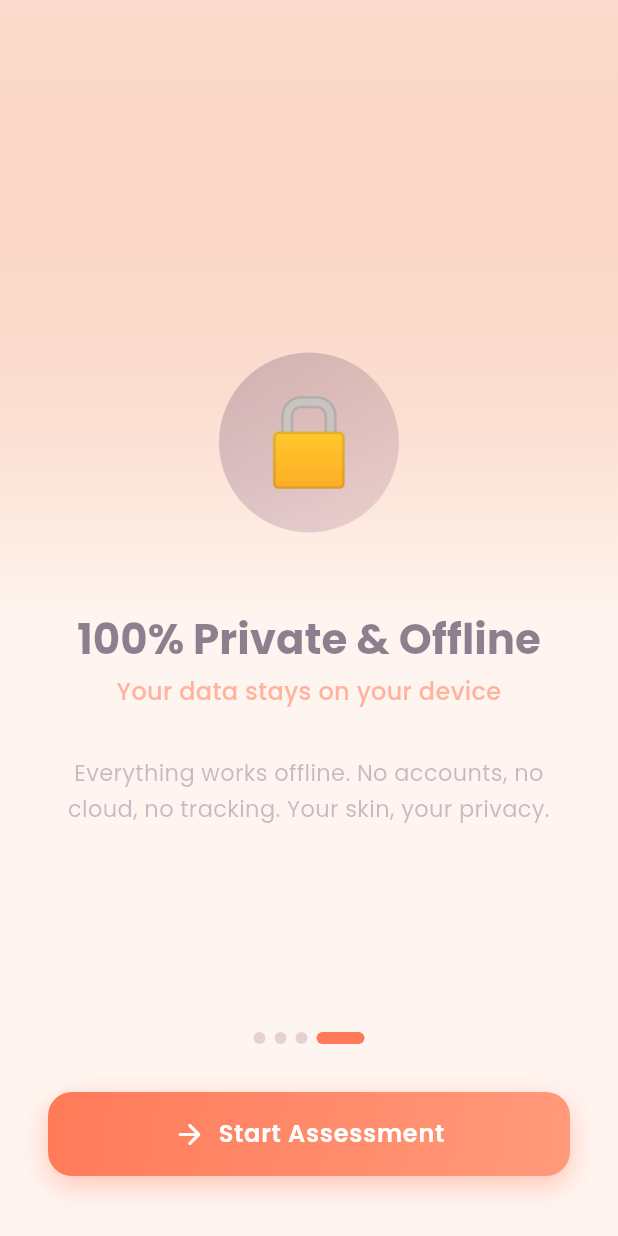
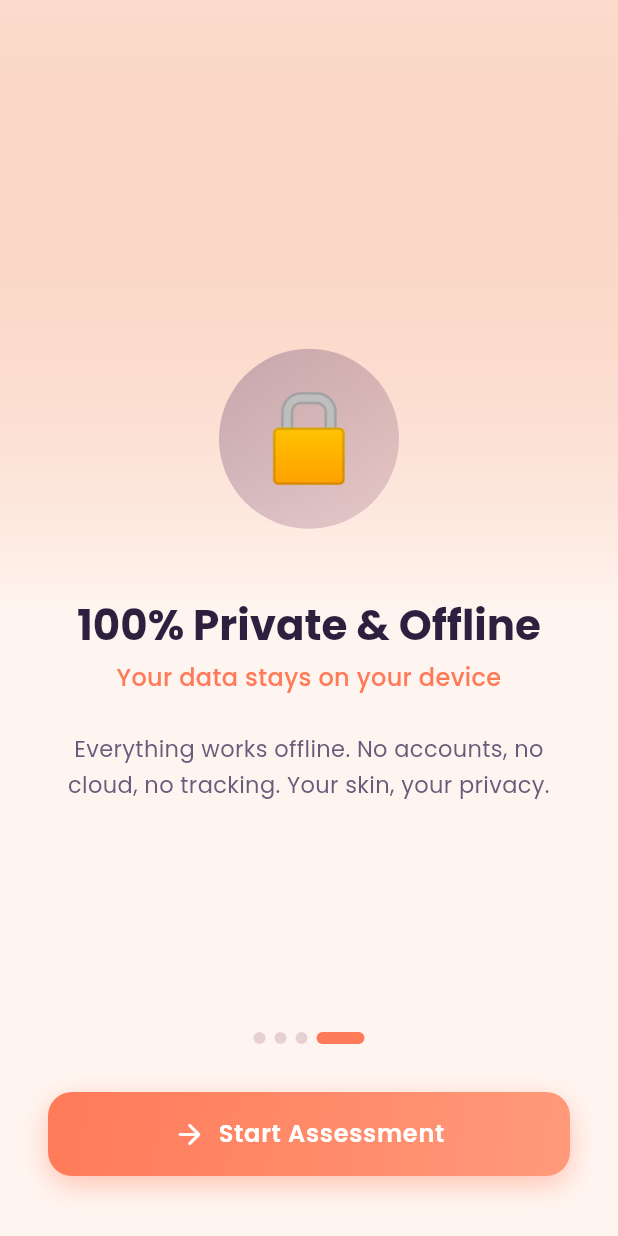
Before and after one commit to Fathir2001/DryCare, a Flutter app: the screen it shows after launch, after a tap on "Skip", on a phone screen of 412 x 824 dp. Run offline on Flutter 3.47's test engine with Material 3 defaults, Android fonts, the phone set to English and light mode, and no system bars; drawn by our look-alikes of smooth_page_indicator; our stand-ins replace flutter_riverpod, google_fonts, hive_flutter, percent_indicator; accounts and stored records are empty.

Commit message:
refactor: Simplify GlassCard widget structure and improve styling

```diff
--- a/lib/features/onboarding/screens/onboarding_screen.dart
+++ b/lib/features/onboarding/screens/onboarding_screen.dart
@@ -15,10 +15,12 @@ class OnboardingScreen extends ConsumerStatefulWidget {
   ConsumerState<OnboardingScreen> createState() => _OnboardingScreenState();
 }
 
-class _OnboardingScreenState extends ConsumerState<OnboardingScreen>
-    with TickerProviderStateMixin {
+class _OnboardingScreenState extends ConsumerState<OnboardingScreen> {
   final PageController _pageController = PageController();
   int _currentPage = 0;
+
+  /// Incremented on every page change to reset TweenAnimationBuilders.
+  int _animationKey = 0;
 
   final List<OnboardingPageData> _pages = const [
     OnboardingPageData(
@@ -51,54 +53,17 @@ class _OnboardingScreenState extends ConsumerState<OnboardingScreen>
     ),
   ];
 
-  late List<AnimationController> _animationControllers;
-  late List<Animation<double>> _fadeAnimations;
-  late List<Animation<Offset>> _slideAnimations;
-
-  @override
-  void initState() {
-    super.initState();
-    _animationControllers = List.generate(
-      3,
-      (index) => AnimationController(
-        vsync: this,
-        duration: const Duration(milliseconds: 800),
-      ),
-    );
-    _fadeAnimations = _animationControllers.map((c) {
-      return CurvedAnimation(parent: c, curve: Curves.easeOut);
-    }).toList();
-    _slideAnimations = _animationControllers.map((c) {
-      return Tween<Offset>(
-        begin: const Offset(0, 40),
-        end: Offset.zero,
-      ).animate(CurvedAnimation(parent: c, curve: Curves.easeOutCubic));
-    }).toList();
-
-    _startPageAnimations();
-  }
-
-  void _startPageAnimations() {
-    for (int i = 0; i < _animationControllers.length; i++) {
-      _animationControllers[i].reset();
-      Future.delayed(Duration(milliseconds: 200 + (i * 150)), () {
-        if (mounted) _animationControllers[i].forward();
-      });
-    }
-  }
-
   @override
   void dispose() {
     _pageController.dispose();
-    for (final c in _animationControllers) {
-      c.dispose();
-    }
     super.dispose();
   }
 
   void _onPageChanged(int page) {
-    setState(() => _currentPage = page);
-    _startPageAnimations();
+    setState(() {
+      _currentPage = page;
+      _animationKey++;
+    });
   }
 
   Future<void> _completeOnboarding() async {
@@ -111,14 +76,13 @@ class _OnboardingScreenState extends ConsumerState<OnboardingScreen>
         PageRouteBuilder(
           pageBuilder: (_, __, ___) => const QuestionnaireScreen(),
           transitionsBuilder: (_, animation, __, child) {
-            return ScaleTransition(
-              scale: Tween<double>(begin: 0.85, end: 1.0).animate(
-                CurvedAnimation(parent: animation, curve: Curves.easeOutBack),
-              ),
-              child: FadeTransition(opacity: animation, child: child),
+            return FadeTransition(
+              opacity:
+                  CurvedAnimation(parent: animation, curve: Curves.easeOut),
+              child: child,
             );
           },
-          transitionDuration: const Duration(milliseconds: 600),
+          transitionDuration: const Duration(milliseconds: 500),
         ),
       );
     }
@@ -141,8 +105,8 @@ class _OnboardingScreenState extends ConsumerState<OnboardingScreen>
                           onPressed: () {
                             _pageController.animateToPage(
                               _pages.length - 1,
-                              duration: const Duration(milliseconds: 500),
-                              curve: Curves.easeInOut,
+                              duration: const Duration(milliseconds: 400),
+                              curve: Curves.easeInOutCubic,
                             );
                           },
                           child: Text(
@@ -165,138 +129,13 @@ class _OnboardingScreenState extends ConsumerState<OnboardingScreen>
                 child: PageView.builder(
                   controller: _pageController,
                   onPageChanged: _onPageChanged,
+                  physics: const BouncingScrollPhysics(),
                   itemCount: _pages.length,
                   itemBuilder: (context, index) {
-                    final page = _pages[index];
-                    return Padding(
-                      padding: const EdgeInsets.symmetric(horizontal: 32),
-                      child: Column(
-                        mainAxisAlignment: MainAxisAlignment.center,
-                        children: [
-                          // Animated emoji
-                          AnimatedBuilder(
-                            animation: _animationControllers[0],
-                            builder: (ctx, child) {
-                              return Transform.translate(
-                                offset: _slideAnimations[0].value,
-                                child: Opacity(
-                                  opacity: _fadeAnimations[0].value,
-                                  child: child,
-                                ),
-                              );
-                            },
-                            child: index == 0
-                                ? Container(
-                                    width: 140,
-                                    height: 140,
-                                    decoration: BoxDecoration(
-                                      shape: BoxShape.circle,
-                                      gradient: LinearGradient(
-                                        begin: Alignment.topLeft,
-                                        end: Alignment.bottomRight,
-                                        colors: [
-                                          AppColors.deepPurple
-                                              .withValues(alpha: 0.3),
-                                          AppColors.dustyRose
-                                              .withValues(alpha: 0.3),
-                                        ],
-                                      ),
-                                    ),
-                                    child: Padding(
-                                      padding: const EdgeInsets.all(16),
-                                      child: Image.asset(
-                                        'assets/images/logo.png',
-                                        fit: BoxFit.contain,
-                                      ),
-                                    ),
-                                  )
-                                : Container(
-                                    width: 120,
-                                    height: 120,
-                                    decoration: BoxDecoration(
-                                      shape: BoxShape.circle,
-                                      gradient: LinearGradient(
-                                        begin: Alignment.topLeft,
-                                        end: Alignment.bottomRight,
-                                        colors: [
-                                          AppColors.deepPurple
-                                              .withValues(alpha: 0.3),
-                                          AppColors.dustyRose
-                                              .withValues(alpha: 0.3),
-                                        ],
-                                      ),
-                                    ),
-                                    child: Center(
-                                      child: Text(
-                                        page.emoji,
-                                        style: const TextStyle(fontSize: 56),
-                                      ),
-                                    ),
-                                  ),
-                          ),
-                          const SizedBox(height: 48),
-
-                          // Title
-                          AnimatedBuilder(
-                            animation: _animationControllers[1],
-                            builder: (ctx, child) {
-                              return Transform.translate(
-                                offset: _slideAnimations[1].value,
-                                child: Opacity(
-                                  opacity: _fadeAnimations[1].value,
-                                  child: child,
-                                ),
-                              );
-                            },
-                            child: Column(
-                              children: [
-                                Text(
-                                  page.title,
-                                  style:
-                                      Theme.of(context).textTheme.displayMedium,
-                                  textAlign: TextAlign.center,
-                                ),
-                                const SizedBox(height: 8),
-                                Text(
-                                  page.subtitle,
-                                  style: TextStyle(
-                                    fontSize: 16,
-                                    color: AppColors.coral,
-                                    fontWeight: FontWeight.w500,
-                                  ),
-                                  textAlign: TextAlign.center,
-                                ),
-                              ],
-                            ),
-                          ),
-                          const SizedBox(height: 24),
-
-                          // Description
-                          AnimatedBuilder(
-                            animation: _animationControllers[2],
-                            builder: (ctx, child) {
-                              return Transform.translate(
-                                offset: _slideAnimations[2].value,
-                                child: Opacity(
-                                  opacity: _fadeAnimations[2].value,
-                                  child: child,
-                                ),
-                              );
-                            },
-                            child: Text(
-                              page.description,
-                              style: Theme.of(context)
-                                  .textTheme
-                                  .bodyMedium
-                                  ?.copyWith(
-                                    height: 1.6,
-                                    fontSize: 15,
-                                  ),
-                              textAlign: TextAlign.center,
-                            ),
-                          ),
-                        ],
-                      ),
+                    return _OnboardingPage(
+                      key: ValueKey('page_${index}_$_animationKey'),
+                      page: _pages[index],
+                      isFirstPage: index == 0,
                     );
                   },
                 ),
@@ -333,8 +172,8 @@ class _OnboardingScreenState extends ConsumerState<OnboardingScreen>
                       onPressed: () {
                         if (_currentPage < _pages.length - 1) {
                           _pageController.nextPage(
-                            duration: const Duration(milliseconds: 500),
-                            curve: Curves.easeInOut,
+                            duration: const Duration(milliseconds: 400),
+                            curve: Curves.easeInOutCubic,
                           );
                         } else {
                           _completeOnboarding();
@@ -347,6 +186,136 @@ class _OnboardingScreenState extends ConsumerState<OnboardingScreen>
             ],
           ),
         ),
+      ),
+    );
+  }
+}
+
+/// Each page manages its own staggered entrance animation independently,
+/// so swiping away doesn't break the outgoing page's visuals.
+class _OnboardingPage extends StatelessWidget {
+  final OnboardingPageData page;
+  final bool isFirstPage;
+
+  const _OnboardingPage({
+    super.key,
+    required this.page,
+    this.isFirstPage = false,
+  });
+
+  Widget _animatedEntry(int index, Widget child) {
+    return TweenAnimationBuilder<double>(
+      tween: Tween(begin: 0.0, end: 1.0),
+      duration: Duration(milliseconds: 500 + (index * 80)),
+      curve: Curves.easeOutCubic,
+      builder: (context, value, child) {
+        return Opacity(
+          opacity: value.clamp(0.0, 1.0),
+          child: Transform.translate(
+            offset: Offset(0, 28 * (1 - value)),
+            child: child,
+          ),
+        );
+      },
+      child: child,
+    );
+  }
+
+  @override
+  Widget build(BuildContext context) {
+    return Padding(
+      padding: const EdgeInsets.symmetric(horizontal: 32),
+      child: Column(
+        mainAxisAlignment: MainAxisAlignment.center,
+        children: [
+          // Emoji / Logo
+          _animatedEntry(
+            0,
+            isFirstPage
+                ? Container(
+                    width: 140,
+                    height: 140,
+                    decoration: BoxDecoration(
+                      shape: BoxShape.circle,
+                      gradient: LinearGradient(
+                        begin: Alignment.topLeft,
+                        end: Alignment.bottomRight,
+                        colors: [
+                          AppColors.deepPurple.withValues(alpha: 0.3),
+                          AppColors.dustyRose.withValues(alpha: 0.3),
+                        ],
+                      ),
+                    ),
+                    child: Padding(
+                      padding: const EdgeInsets.all(16),
+                      child: Image.asset(
+                        'assets/images/logo.png',
+                        fit: BoxFit.contain,
+                      ),
+                    ),
+                  )
+                : Container(
+                    width: 120,
+                    height: 120,
+                    decoration: BoxDecoration(
+                      shape: BoxShape.circle,
+                      gradient: LinearGradient(
+                        begin: Alignment.topLeft,
+                        end: Alignment.bottomRight,
+                        colors: [
+                          AppColors.deepPurple.withValues(alpha: 0.3),
+                          AppColors.dustyRose.withValues(alpha: 0.3),
+                        ],
+                      ),
+                    ),
+                    child: Center(
+                      child: Text(
+                        page.emoji,
+                        style: const TextStyle(fontSize: 56),
+                      ),
+                    ),
+                  ),
+          ),
+          const SizedBox(height: 48),
+
+          // Title + subtitle
+          _animatedEntry(
+            1,
+            Column(
+              children: [
+                Text(
+                  page.title,
+                  style: Theme.of(context).textTheme.displayMedium,
+                  textAlign: TextAlign.center,
+                ),
+                const SizedBox(height: 8),
+                Text(
+                  page.subtitle,
+                  style: TextStyle(
+                    fontSize: 16,
+                    color: AppColors.coral,
+                    fontWeight: FontWeight.w500,
+                  ),
+                  textAlign: TextAlign.center,
+                ),
+              ],
+            ),
+          ),
+          const SizedBox(height: 24),
+
+          // Description
+          _animatedEntry(
+            2,
+            Text(
+              page.description,
+              style: Theme.of(context).textTheme.bodyMedium?.copyWith(
+                    height: 1.6,
+                    fontSize: 15,
+                  ),
+              textAlign: TextAlign.center,
+            ),
+          ),
+        ],
       ),
     );
   }
--- a/lib/shared/widgets/glass_card.dart
+++ b/lib/shared/widgets/glass_card.dart
@@ -1,5 +1,3 @@
-import 'dart:ui';
-
 import 'package:flutter/material.dart';
 
 import '../../core/theme/app_colors.dart';
@@ -28,19 +26,26 @@ class GlassCard extends StatelessWidget {
 
     return Container(
       margin: margin ?? const EdgeInsets.symmetric(horizontal: 20, vertical: 8),
-      child: ClipRRect(
-        borderRadius: BorderRadius.circular(borderRadius),
-        child: BackdropFilter(
-          filter: ImageFilter.blur(sigmaX: 10, sigmaY: 10),
       child: Material(
         color: Colors.transparent,
+        borderRadius: BorderRadius.circular(borderRadius),
+        clipBehavior: Clip.antiAlias,
         child: InkWell(
           onTap: onTap,
           borderRadius: BorderRadius.circular(borderRadius),
-              child: Container(
+          child: Ink(
             padding: padding ?? const EdgeInsets.all(20),
             decoration: BoxDecoration(
-                  gradient: isDark ? AppColors.cardGradient : null,
+              gradient: isDark
+                  ? LinearGradient(
+                      begin: Alignment.topLeft,
+                      end: Alignment.bottomRight,
+                      colors: [
+                        Colors.white.withValues(alpha: 0.08),
+                        Colors.white.withValues(alpha: 0.03),
+                      ],
+                    )
+                  : null,
               color: isDark ? null : AppColors.lightCard,
               borderRadius: BorderRadius.circular(borderRadius),
               border: Border.all(
@@ -53,16 +58,16 @@ class GlassCard extends StatelessWidget {
               boxShadow: isDark
                   ? [
                       BoxShadow(
-                            color: Colors.black.withValues(alpha: 0.2),
-                            blurRadius: 20,
-                            offset: const Offset(0, 8),
+                        color: Colors.black.withValues(alpha: 0.18),
+                        blurRadius: 16,
+                        offset: const Offset(0, 6),
                       ),
                     ]
                   : [
                       BoxShadow(
-                            color: AppColors.deepPurple.withValues(alpha: 0.06),
-                            blurRadius: 20,
-                            offset: const Offset(0, 8),
+                        color: AppColors.deepPurple.withValues(alpha: 0.05),
+                        blurRadius: 16,
+                        offset: const Offset(0, 6),
                       ),
                     ],
             ),
@@ -70,8 +75,6 @@ class GlassCard extends StatelessWidget {
           ),
         ),
       ),
-        ),
-      ),
     );
   }
 }
```
Lines whose indentation alone changed are shown as unchanged.
